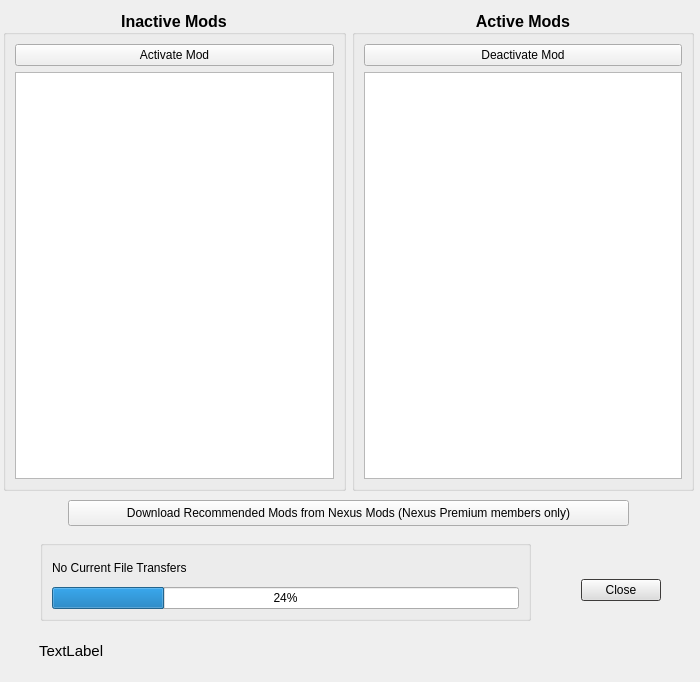
First picture: the form in modules/ModManager.ui, repository rainmakerv3/BB_Launcher, before the edit.
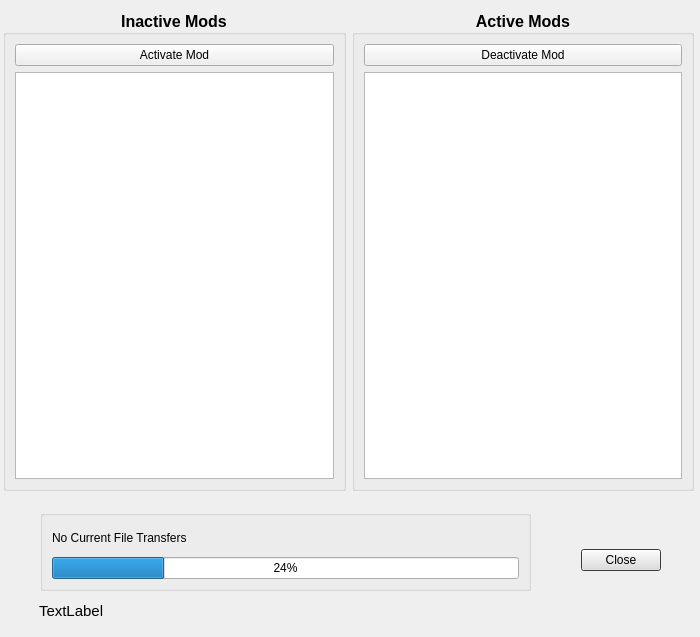
Second picture: the form after the edit.

```diff
--- a/modules/ModManager.ui
+++ b/modules/ModManager.ui
@@ -7,7 +7,7 @@
     <x>0</x>
     <y>0</y>
     <width>700</width>
-    <height>682</height>
+    <height>637</height>
    </rect>
   </property>
   <property name="windowTitle">
@@ -171,7 +171,7 @@
    <property name="geometry">
     <rect>
      <x>40</x>
-     <y>540</y>
+     <y>510</y>
      <width>491</width>
      <height>81</height>
     </rect>
@@ -200,7 +200,7 @@
    <property name="geometry">
     <rect>
      <x>580</x>
-     <y>560</y>
+     <y>530</y>
      <width>81</width>
      <height>61</height>
     </rect>
@@ -255,7 +255,7 @@
    <property name="geometry">
     <rect>
      <x>39</x>
-     <y>630</y>
+     <y>590</y>
      <width>641</width>
      <height>41</height>
     </rect>
@@ -279,19 +279,6 @@
     </item>
    </layout>
   </widget>
-  <widget class="QPushButton" name="pushButton">
-   <property name="geometry">
-    <rect>
-     <x>68</x>
-     <y>500</y>
-     <width>561</width>
-     <height>26</height>
-    </rect>
-   </property>
-   <property name="text">
-    <string>Download Recommended Mods from Nexus Mods (Nexus Premium members only)</string>
-   </property>
-  </widget>
  </widget>
  <resources/>
  <connections>
```
